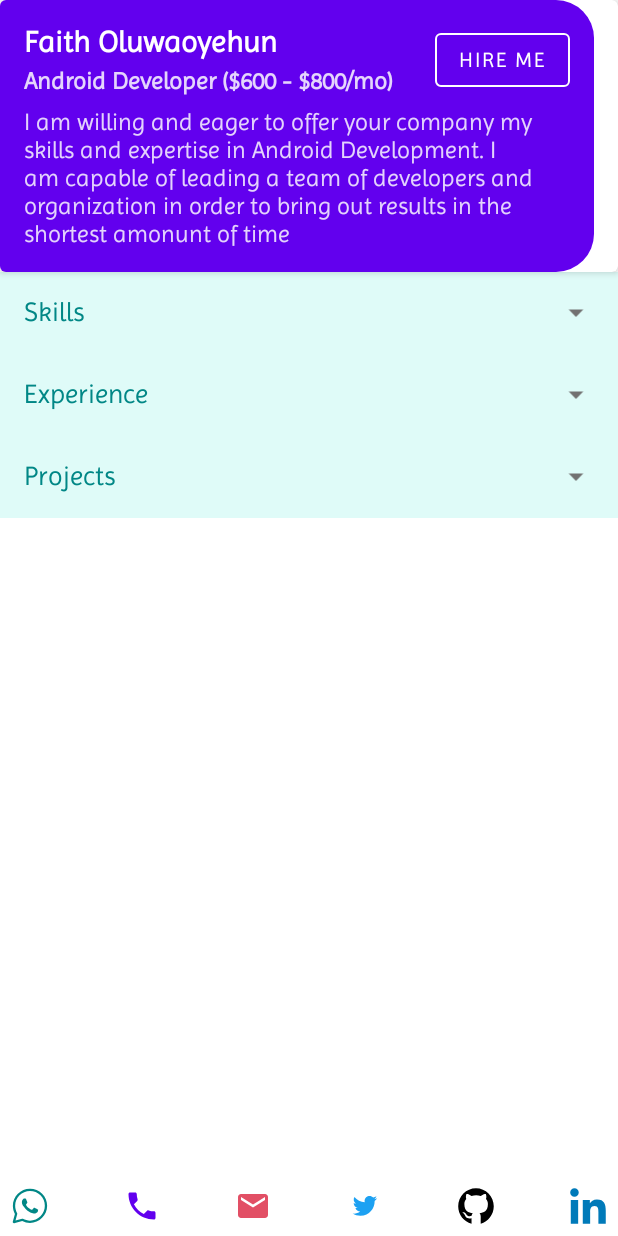
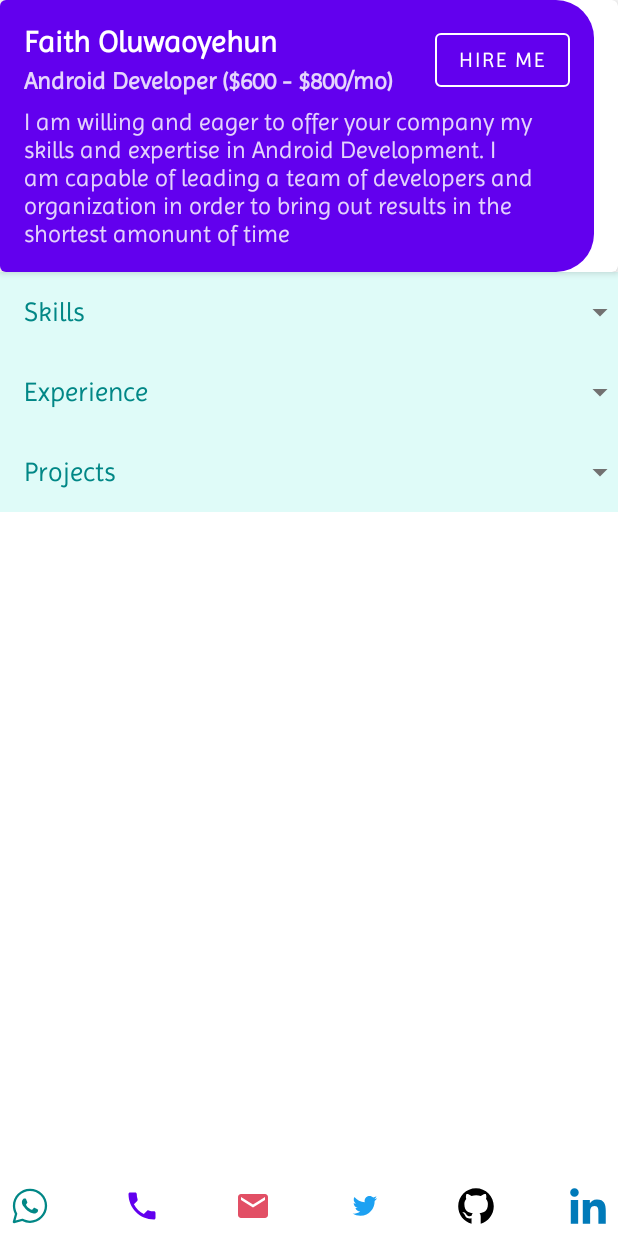
Before and after one commit to feranmi2002/resume, an Android app: the FullProfileFragment screen opened through its navigation route, on a phone screen of 412 x 824 dp. Run offline under Robolectric (Android 15) with nearby library versions, the phone set to English and light mode, and no system bars.

Commit message:
Improved Header Item UI

```diff
--- a/app/src/main/res/layout/headers_item.xml
+++ b/app/src/main/res/layout/headers_item.xml
@@ -5,17 +5,19 @@
     android:layout_width="match_parent"
     android:layout_height="wrap_content"
     android:background="#2003DAC5"
-    android:padding="16dp">
+    >
 
     <com.google.android.material.textview.MaterialTextView
         android:id="@+id/title"
-        android:layout_width="wrap_content"
-        android:layout_height="wrap_content"
+        android:layout_width="0dp"
+        android:layout_height="match_parent"
         android:textColor="@color/teal_700"
         android:textSize="18sp"
         android:background="?attr/selectableItemBackgroundBorderless"
         app:layout_constraintStart_toStartOf="parent"
-        app:layout_constraintTop_toTopOf="parent"
+        app:layout_constraintEnd_toStartOf="@id/dropdown_menu"
+        android:gravity="start"
+        android:padding="16dp"
         tools:text="Skills" />
 
     <com.google.android.material.imageview.ShapeableImageView
```
